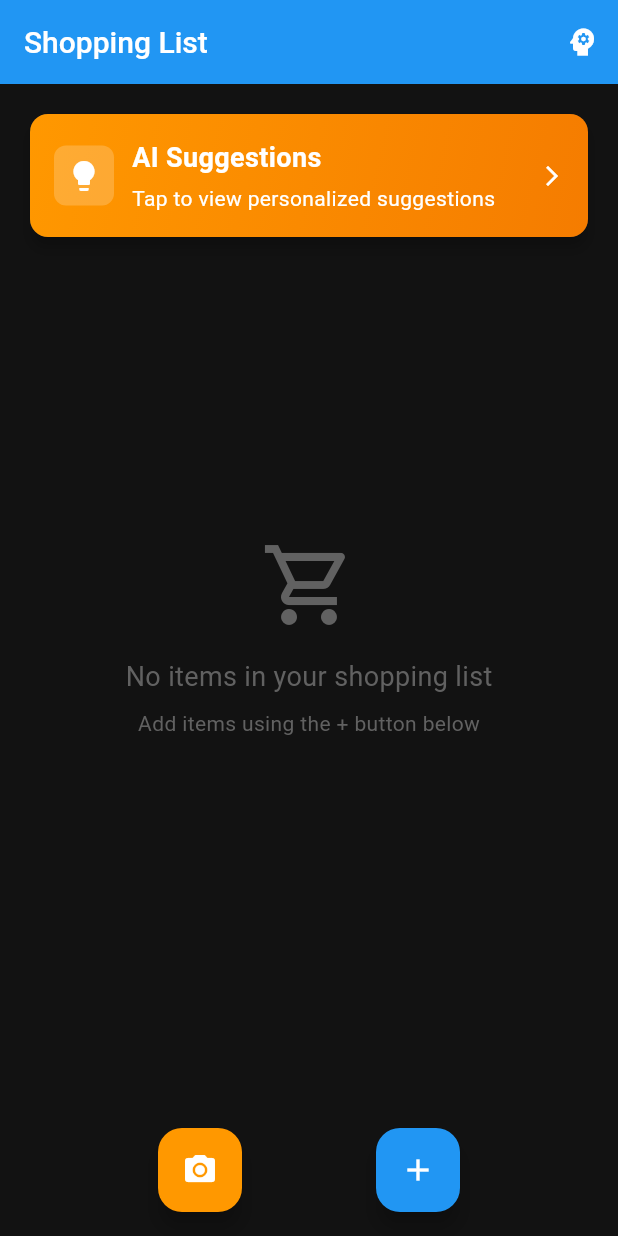
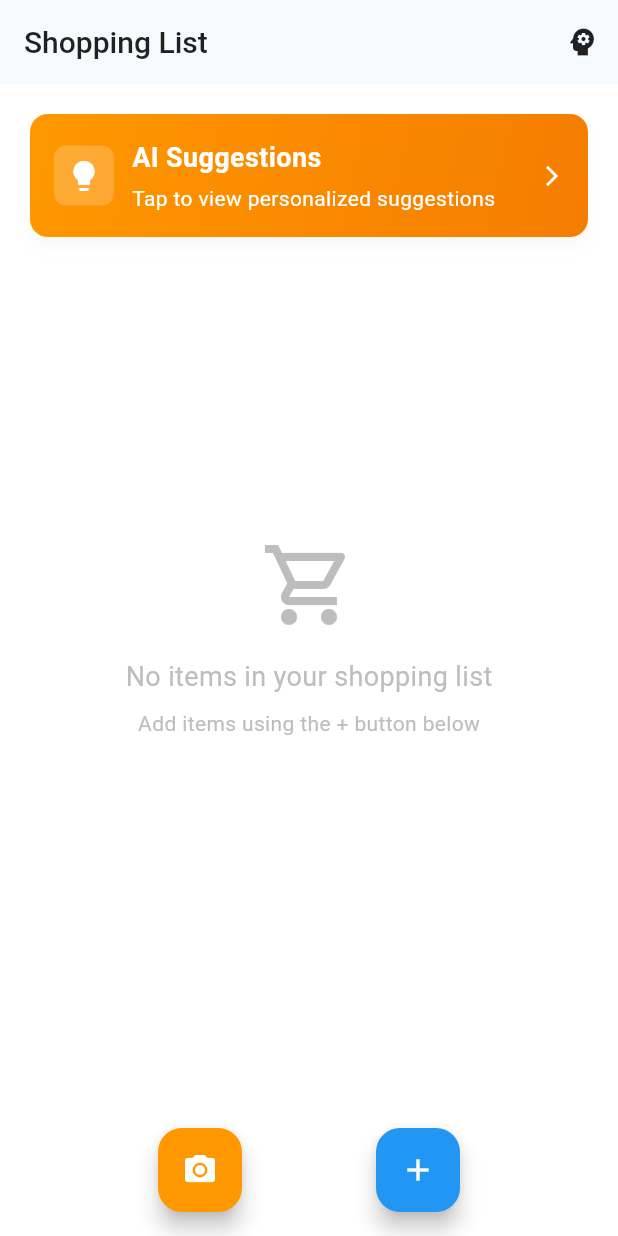
Before and after one commit to haseebpvt/agentic-shopping-list-frontend, a Flutter app: the screen it shows after launch, on a phone screen of 412 x 824 dp. Run offline on Flutter 3.47's test engine with Material 3 defaults, Android fonts, the light colour scheme and no system bars; our stand-ins replace camera, dio, equatable, flutter_bloc, freezed_annotation, lottie and 2 more; missing offline and left inert: animated_quiz_widget; accounts and stored records are empty; project files that could hold a hidden picture were left out.

Commit message:
Refactor: Switch to light theme
The application's default theme has been changed from dark to light.

Key changes:
- `AppTheme.darkTheme` renamed to `AppTheme.lightTheme` and color palette updated for a light appearance.
- `MaterialApp` now uses `AppTheme.lightTheme` and `ThemeMode.light`.
- Shimmer effect colors on `CameraScreen` adjusted for light theme.
- Icon colors on `CameraScreen` now use theme-aware colors.
- Background image overlay opacity on `PhotoProcessingScreen` reduced.
- Android native splash screen and normal theme changed to light.
- Web manifest background and theme colors changed to white.

```diff
--- a/lib/core/theme/app_theme.dart
+++ b/lib/core/theme/app_theme.dart
@@ -1,31 +1,31 @@
 import 'package:flutter/material.dart';
 
 class AppTheme {
-  // Dark theme colors
-  static const Color primaryColor = Color(0xFF2196F3); // Blue
+  // Light theme colors - White theme
+  static const Color primaryColor = Color(0xFF2196F3); // Blue (keeping accent)
   static const Color primaryVariant = Color(0xFF1976D2); // Darker blue
-  static const Color secondary = Color(0xFFFF9800); // Orange
+  static const Color secondary = Color(0xFFFF9800); // Orange (keeping accent)
   static const Color secondaryVariant = Color(0xFFF57C00); // Darker orange
-  static const Color surface = Color(0xFF1E1E1E); // Dark surface
-  static const Color background = Color(0xFF121212); // Dark background
-  static const Color error = Color(0xFFCF6679); // Error red
+  static const Color surface = Colors.white; // White surface
+  static const Color background = Colors.white; // White background
+  static const Color error = Color(0xFFD32F2F); // Error red
   static const Color onPrimary = Colors.white;
-  static const Color onSecondary = Colors.black;
-  static const Color onSurface = Colors.white;
-  static const Color onBackground = Colors.white;
-  static const Color onError = Colors.black;
+  static const Color onSecondary = Colors.white;
+  static const Color onSurface = Colors.black87;
+  static const Color onBackground = Colors.black87;
+  static const Color onError = Colors.white;
 
   // Additional colors for the shopping app
-  static const Color cardColor = Color(0xFF2D2D2D);
-  static const Color dividerColor = Color(0xFF404040);
-  static const Color hintColor = Color(0xFF9E9E9E);
-  static const Color disabledColor = Color(0xFF616161);
+  static const Color cardColor = Colors.white;
+  static const Color dividerColor = Color(0xFFE0E0E0);
+  static const Color hintColor = Color(0xFF757575);
+  static const Color disabledColor = Color(0xFFBDBDBD);
   static const Color successColor = Color(0xFF4CAF50);
   static const Color warningColor = Color(0xFFFF9800);
 
-  static ThemeData get darkTheme {
+  static ThemeData get lightTheme {
     return ThemeData(
-      brightness: Brightness.dark,
+      brightness: Brightness.light,
       primarySwatch: Colors.blue,
       primaryColor: primaryColor,
       scaffoldBackgroundColor: background,
@@ -36,7 +36,7 @@ class AppTheme {
       disabledColor: disabledColor,
 
       // ColorScheme for Material 3
-      colorScheme: const ColorScheme.dark(
+      colorScheme: const ColorScheme.light(
         primary: primaryColor,
         primaryContainer: primaryVariant,
         secondary: secondary,
@@ -53,23 +53,24 @@ class AppTheme {
 
       // AppBar theme
       appBarTheme: const AppBarTheme(
-        backgroundColor: primaryColor,
-        foregroundColor: onPrimary,
-        elevation: 4,
+        backgroundColor: Colors.white,
+        foregroundColor: onSurface,
+        elevation: 1,
         centerTitle: false,
         titleTextStyle: TextStyle(
-          color: onPrimary,
+          color: onSurface,
           fontSize: 20,
           fontWeight: FontWeight.w500,
         ),
-        iconTheme: IconThemeData(color: onPrimary),
-        actionsIconTheme: IconThemeData(color: onPrimary),
+        iconTheme: IconThemeData(color: onSurface),
+        actionsIconTheme: IconThemeData(color: onSurface),
       ),
 
       // Card theme
       cardTheme: CardThemeData(
         color: cardColor,
-        elevation: 4,
+        elevation: 2,
+        shadowColor: Colors.black12,
         shape: RoundedRectangleBorder(
           borderRadius: BorderRadius.circular(12),
         ),
@@ -107,7 +108,7 @@ class AppTheme {
       // Input decoration theme
       inputDecorationTheme: InputDecorationTheme(
         filled: true,
-        fillColor: surface,
+        fillColor: Colors.grey[50],
         border: OutlineInputBorder(
           borderRadius: BorderRadius.circular(8),
           borderSide: const BorderSide(color: dividerColor),
@@ -181,11 +182,13 @@ class AppTheme {
         selectedItemColor: primaryColor,
         unselectedItemColor: hintColor,
         type: BottomNavigationBarType.fixed,
+        elevation: 8,
       ),
 
       // Dialog theme
       dialogTheme: DialogThemeData(
         backgroundColor: surface,
+        surfaceTintColor: Colors.transparent,
         shape: RoundedRectangleBorder(
           borderRadius: BorderRadius.circular(16),
         ),
@@ -201,9 +204,9 @@ class AppTheme {
       ),
 
       // Snackbar theme
-      snackBarTheme: const SnackBarThemeData(
-        backgroundColor: surface,
-        contentTextStyle: TextStyle(color: onSurface),
+      snackBarTheme: SnackBarThemeData(
+        backgroundColor: Colors.grey[800],
+        contentTextStyle: const TextStyle(color: Colors.white),
         actionTextColor: primaryColor,
       ),
 
--- a/lib/main.dart
+++ b/lib/main.dart
@@ -41,9 +41,9 @@ class _CameraAppState extends State<CameraApp> {
 
     return MaterialApp(
       title: 'Shopping List',
-      theme: AppTheme.darkTheme,
-      darkTheme: AppTheme.darkTheme,
-      themeMode: ThemeMode.dark,
+      theme: AppTheme.lightTheme,
+      darkTheme: AppTheme.lightTheme,
+      themeMode: ThemeMode.light,
       home: MultiBlocProvider(
         providers: [
           BlocProvider(
--- a/lib/ui/screens/camera_screen.dart
+++ b/lib/ui/screens/camera_screen.dart
@@ -126,12 +126,12 @@ class _CameraScreenState extends State<CameraScreen> with WidgetsBindingObserver
     if (!_isInitialized || _controller == null) {
       return Scaffold(
         body: Shimmer.fromColors(
-          baseColor: Colors.grey[900]!,
-          highlightColor: Colors.grey[700]!,
+          baseColor: Colors.grey[300]!,
+          highlightColor: Colors.grey[100]!,
           child: Container(
             width: double.infinity,
             height: double.infinity,
-            color: Colors.grey[900],
+            color: Colors.grey[100],
             child: const Center(
               child: Column(
                 mainAxisAlignment: MainAxisAlignment.center,
@@ -319,8 +319,8 @@ class _CameraScreenState extends State<CameraScreen> with WidgetsBindingObserver
                         size: 40,
                         color: state is ProductSuggestionLoading ||
                                 state is QuizSubmissionLoading
-                            ? Colors.grey[600]
-                            : Colors.black87,
+                            ? Theme.of(context).disabledColor
+                            : Theme.of(context).textTheme.bodyLarge?.color,
                       ),
                     ),
                   ),
--- a/lib/ui/screens/photo_processing_screen.dart
+++ b/lib/ui/screens/photo_processing_screen.dart
@@ -126,8 +126,8 @@ class _PhotoProcessingScreenState extends State<PhotoProcessingScreen>
                   begin: Alignment.topCenter,
                   end: Alignment.bottomCenter,
                   colors: [
-                    Colors.black.withOpacity(0.2),
-                    Colors.black.withOpacity(0.6),
+                    Colors.black.withOpacity(0.1),
+                    Colors.black.withOpacity(0.3),
                   ],
                 ),
               ),
@@ -157,7 +157,7 @@ class _PhotoProcessingScreenState extends State<PhotoProcessingScreen>
           errorBuilder: (context, error, stackTrace) {
             print('Error loading background image: $error');
             return Container(
-              color: Colors.grey[300],
+              color: Colors.grey[100],
               child: const Center(
                 child: Icon(
                   Icons.image_not_supported,
@@ -185,7 +185,7 @@ class _PhotoProcessingScreenState extends State<PhotoProcessingScreen>
           },
           child: Container(
             decoration: BoxDecoration(
-              color: Colors.black.withOpacity(0.6),
+              color: Colors.black.withOpacity(0.3),
               borderRadius: BorderRadius.circular(25),
             ),
             child: const Padding(
```
Also changed, not shown: 2 other files.
